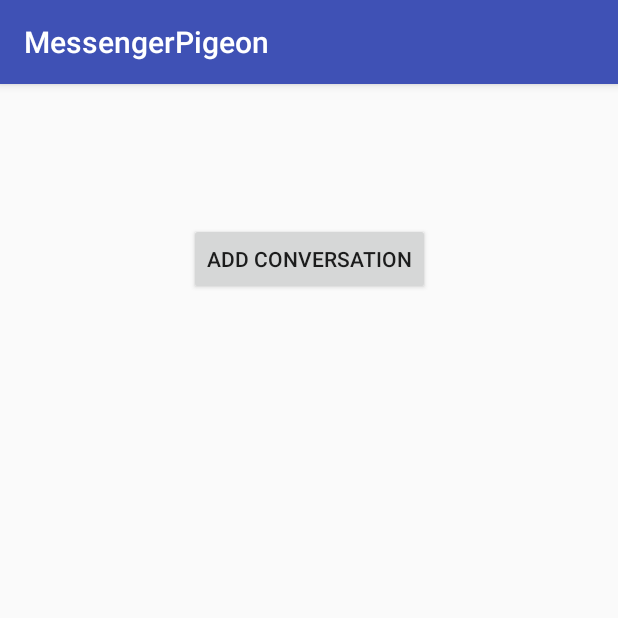
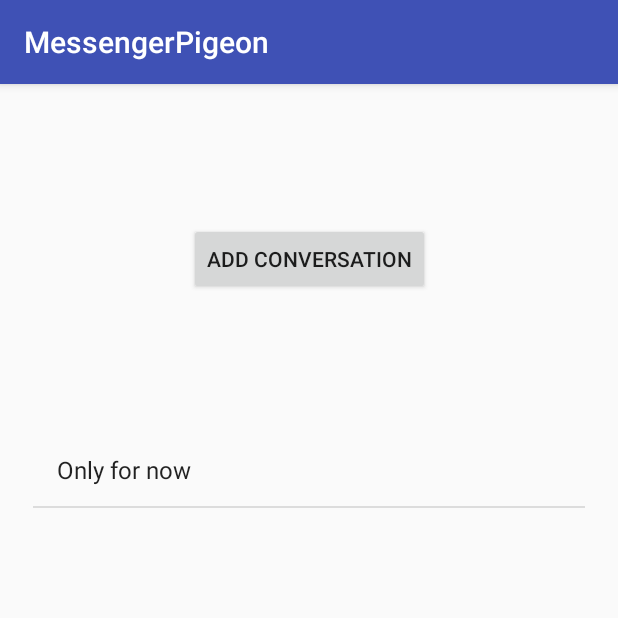
Before and after one commit to BYUI-CS246-Team-Project-SSA/Code, an Android app: the MainActivity screen opened directly, with no data from a screen before it, on a phone screen of 412 x 824 dp, the top half of it. Run offline under Robolectric (Android 15) with nearby library versions, the phone set to English and light mode, and no system bars; 3 statements that could not run were skipped.

Commit message:
Added DisplayActivity and AddActivity and moved around the code so it was in the activity it should be in. So functionality is broken right now.

```diff
--- a/MessengerPigeon/app/src/main/java/com/epicstudios/messengerpigeon/MainActivity.java
+++ b/MessengerPigeon/app/src/main/java/com/epicstudios/messengerpigeon/MainActivity.java
@@ -25,11 +25,9 @@ import java.util.ArrayList;
 
 public class MainActivity extends AppCompatActivity {
 
-    ArrayList<String> smsMessagesList = new ArrayList<>();
-    ListView messages;
+    ArrayList<String> conversationList = new ArrayList<>();
+    ListView conversations;
     ArrayAdapter arrayAdapter;
-    EditText input;
-    SmsManager smsManager = SmsManager.getDefault();
     private static MainActivity inst;
     public static boolean active = false;
 
@@ -44,11 +42,11 @@ public class MainActivity extends AppCompatActivity {
     protected void onCreate(Bundle savedInstanceState) {
         super.onCreate(savedInstanceState);
         setContentView(R.layout.activity_main);
-        //this.startService(new Intent(this, QuickResponseService.class));
-        messages = (ListView) findViewById(R.id.messages);
-        //input = (EditText) findViewById(R.id.input);
-        arrayAdapter = new ArrayAdapter<>(this, android.R.layout.simple_list_item_1, smsMessagesList);
-        messages.setAdapter(arrayAdapter);
+        this.startService(new Intent(this, QuickResponseService.class));
+        conversationList.add("Only for now");
+        conversations = (ListView) findViewById(R.id.conversations);
+        arrayAdapter = new ArrayAdapter<>(this, android.R.layout.simple_list_item_1, conversationList);
+        conversations.setAdapter(arrayAdapter);
         if (ContextCompat.checkSelfPermission(this, Manifest.permission.READ_CONTACTS) != PackageManager.PERMISSION_GRANTED) {
             getPermissionToReadContacts();
         }
@@ -68,19 +66,9 @@ public class MainActivity extends AppCompatActivity {
     }
 
     public void updateInbox(final String smsMessage) {
+        //TODO create intent to DisplayConversationActivity
         arrayAdapter.insert(smsMessage, 0);
         arrayAdapter.notifyDataSetChanged();
-    }
-
-    public void onSendClick(View view) {
-
-        if (ContextCompat.checkSelfPermission(this, Manifest.permission.SEND_SMS)
-                != PackageManager.PERMISSION_GRANTED) {
-            getPermissionToReadSMS();
-        } else {
-            smsManager.sendTextMessage("YOUR NUMBER HERE", null, input.getText().toString(), null, null);
-            Toast.makeText(this, "Message sent!", Toast.LENGTH_SHORT).show();
-        }
     }
 
     @TargetApi(Build.VERSION_CODES.M)
@@ -146,7 +134,7 @@ public class MainActivity extends AppCompatActivity {
         ContentResolver contentResolver = getContentResolver();
         Cursor smsInboxCursor = contentResolver.query(Uri.parse("content://sms/inbox"), null, null, null, null);
 
-
+        //TODO make intent to DisplayConversationActivity
         int indexBody = smsInboxCursor.getColumnIndex("body");
 
         int indexAddress = smsInboxCursor.getColumnIndex("address");
--- a/MessengerPigeon/app/src/main/res/layout/activity_main.xml
+++ b/MessengerPigeon/app/src/main/res/layout/activity_main.xml
@@ -4,21 +4,21 @@
     xmlns:tools="http://schemas.android.com/tools"
     android:layout_width="match_parent"
     android:layout_height="match_parent"
-    tools:context="com.epicstudios.messengerpigeon.MainActivity">
+    tools:context=".MainActivity">
 
     <Button
         android:id="@+id/addConversation"
         android:layout_width="wrap_content"
         android:layout_height="wrap_content"
-        android:text="Add Conversation"
-        app:layout_constraintBottom_toTopOf="@+id/messages"
+        android:text="@string/add_convo"
+        app:layout_constraintBottom_toTopOf="@+id/conversations"
         app:layout_constraintEnd_toEndOf="parent"
         app:layout_constraintHorizontal_bias="0.5"
         app:layout_constraintStart_toStartOf="parent"
         app:layout_constraintTop_toTopOf="parent" />
 
     <ListView
-        android:id="@+id/messages"
+        android:id="@+id/conversations"
         android:layout_width="368dp"
         android:layout_height="442dp"
         app:layout_constraintBottom_toBottomOf="parent"
@@ -26,4 +26,5 @@
         app:layout_constraintHorizontal_bias="0.5"
         app:layout_constraintStart_toStartOf="parent"
         app:layout_constraintTop_toBottomOf="@+id/addConversation" />
+
 </android.support.constraint.ConstraintLayout>
--- a/MessengerPigeon/app/src/main/res/values/strings.xml
+++ b/MessengerPigeon/app/src/main/res/values/strings.xml
@@ -1,4 +1,6 @@
 <resources>
     <string name="app_name">MessengerPigeon</string>
     <string name="send">Send</string>
+    <string name="add_convo">Add Conversation</string>
+
 </resources>
--- a/MessengerPigeon/build.gradle
+++ b/MessengerPigeon/build.gradle
@@ -12,7 +12,8 @@ buildscript {
 
         // NOTE: Do not place your application dependencies here; they belong
         // in the individual module build.gradle files
-        classpath 'com.google.gms:google-services:3.1.0'
+        //classpath 'com.google.gms:google-services:3.1.0'
+        classpath 'com.google.gms:google-services:3.1.1'
     }
 }
 
```
Also changed, not shown: MessengerPigeon/app/build.gradle (+5 -9 lines), MessengerPigeon/app/src/main/AndroidManifest.xml (+8 -1 lines), MessengerPigeon/app/src/main/res/layout/activity_display_conversation.xml (added, +43 -0 lines), MessengerPigeon/app/src/main/java/com/epicstudios/messengerpigeon/RegisterActivity.java (line endings or trailing spaces).
